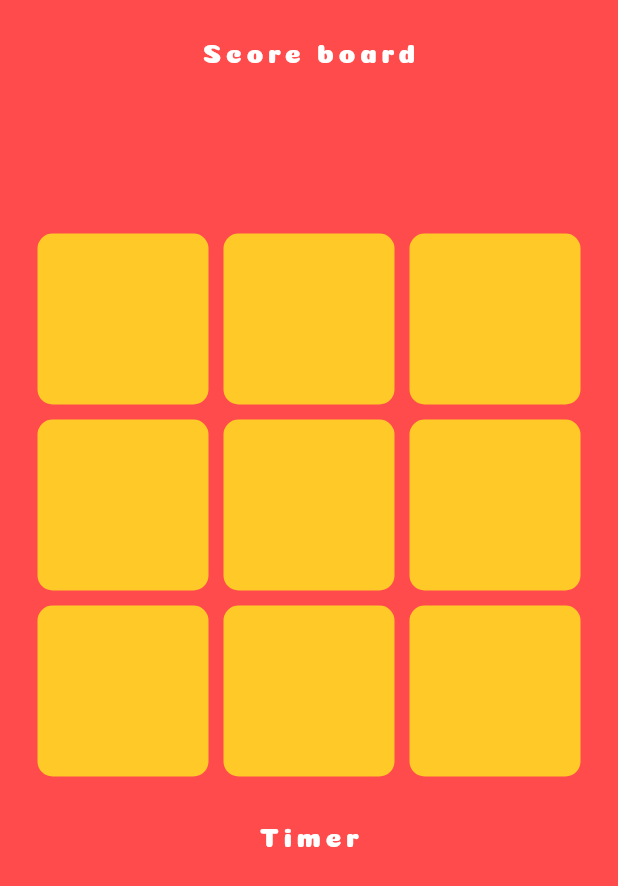
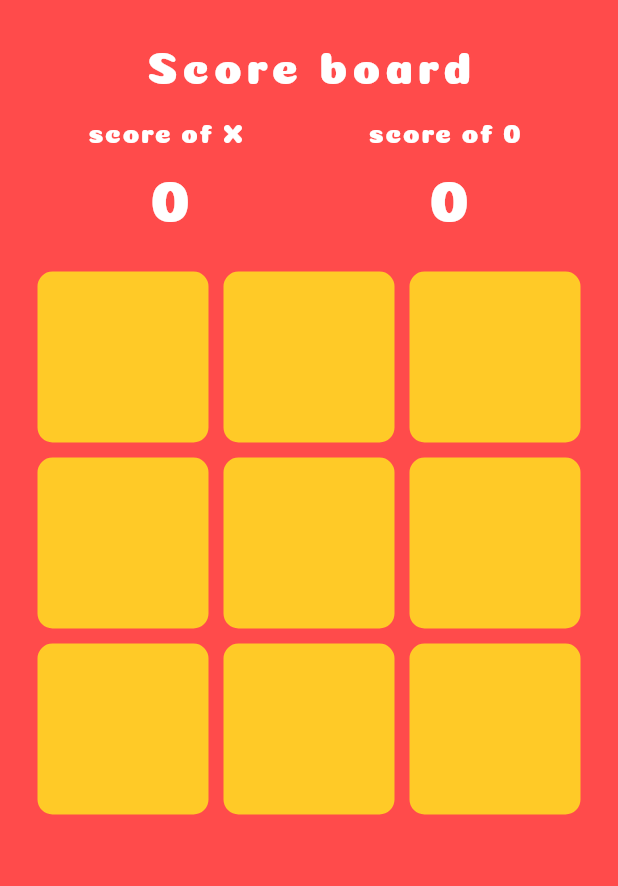
Before and after one commit to Mohsin832/Tic_Tac_Toe-Game-, a Flutter app: the screen it shows after launch, on a phone screen of 412 x 824 dp. Shown: the top 886 px of the screen. Run offline on Flutter 3.47's test engine with Material 3 defaults, Android fonts, the phone set to English and light mode, and no system bars.

Commit message:
Tic Tac toe game completed

```diff
--- a/lib/screens/game.dart
+++ b/lib/screens/game.dart
@@ -13,13 +13,19 @@ class _GameState extends State<Game> {
   List<String> grid = ["", "", "", "", "", "", "", "", ""];
   String currentIndex = "X";
   bool isZero = true;
+  String winner = "";
+  int xCounter = 0;
+  int oCounter = 0;
 
   void displayXo(int index) {
+    if (winner != "") return;
+
     if (grid[index] == "") {
       setState(() {
         grid[index] = currentIndex;
         currentIndex = isZero ? "O" : "X";
         isZero = !isZero;
+        findWinner(grid[index]);
       });
     }
   }
@@ -32,6 +38,15 @@ class _GameState extends State<Game> {
     }
   }
 
+  void resetGame() {
+    setState(() {
+      grid = ["", "", "", "", "", "", "", "", ""];
+      currentIndex = "X";
+      isZero = true;
+      winner = "";
+    });
+  }
+
   void findWinner(String currentSign) {
     if (checkMove(0, 1, 2, currentSign) ||
         checkMove(3, 4, 5, currentSign) ||
@@ -41,29 +56,73 @@ class _GameState extends State<Game> {
         checkMove(2, 5, 8, currentSign) ||
         checkMove(0, 4, 8, currentSign) ||
         checkMove(2, 4, 6, currentSign)) {
-      print("$currentSign Won");
+      setState(() {
+        winner = currentSign;
+      });
+
+      // counterWinner() {
+
+      // }
     }
   }
 
   @override
   Widget build(BuildContext context) {
-    return Scaffold(
+    return SafeArea(
+      child: Scaffold(
         backgroundColor: AppColor.primaryColor,
         body: Padding(
           padding: const EdgeInsets.all(20),
           child: Column(
             children: [
-            Expanded(
-              flex: 1,
-              child: Uihelper.customText(
+              Uihelper.customText(
                 text: "Score board",
-                fontsize: 18,
+                fontsize: 30,
                 context: context,
                 fontWeight: FontWeight.normal,
                 fontfamily: "Regular",
                 letterSpacing: 3,
               ),
+              SizedBox(height: 10),
+              Row(
+                mainAxisAlignment: MainAxisAlignment.spaceAround,
+                children: [
+                  Column(
+                    // mainAxisAlignment: MainAxisAlignment.spaceEvenly,
+                    mainAxisAlignment: MainAxisAlignment.end,
+                    children: [
+                      Uihelper.customText(
+                        text: "score of X ",
+                        fontsize: 18,
+                        context: context,
                       ),
+                      Uihelper.customText(
+                        text: oCounter.toString(),
+                        fontsize: 40,
+                        context: context,
+                      ),
+                    ],
+                  ),
+                  Column(
+                    // mainAxisAlignment: MainAxisAlignment.spaceEvenly,
+                    mainAxisAlignment: MainAxisAlignment.end,
+                    children: [
+                      Uihelper.customText(
+                        text: "score of 0 ",
+                        fontsize: 18,
+                        context: context,
+                      ),
+                      Uihelper.customText(
+                        text: oCounter.toString(),
+                        fontsize: 40,
+                        context: context,
+                      ),
+                    ],
+                  ),
+                ],
+              ),
+
+              SizedBox(height: 20),
               Expanded(
                 flex: 3,
                 child: GridView.builder(
@@ -105,21 +164,33 @@ class _GameState extends State<Game> {
                   },
                 ),
               ),
-
-            Expanded(
-              flex: 2,
+              if (winner != "")
+                FloatingActionButton(
+                  onPressed: () {
+                    if (winner == "X") {
+                      setState(() {
+                        xCounter++;
+                      });
+                    } else {
+                      setState(() {
+                        oCounter++;
+                      });
+                    }
+                    grid = ["", "", "", "", "", "", "", "", ""];
+                    currentIndex = "X";
+                    isZero = true;
+                    winner = "";
+                  },
                   child: Uihelper.customText(
-                text: "Timer",
+                    text: "Reset the game",
                     fontsize: 18,
                     context: context,
-                fontWeight: FontWeight.normal,
-                fontfamily: "Regular",
-                letterSpacing: 3,
                   ),
                 ),
             ],
           ),
         ),
+      ),
     );
   }
 }
```
Lines whose indentation alone changed are shown as unchanged.
